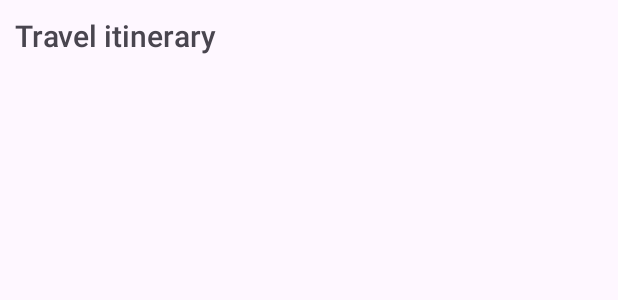
After one commit to jefaw/MyMaps, an Android app: the layout item_user_map.xml on its own in the app's theme, with its tools: preview values and no code run, on a phone screen of 412 x 824 dp. The commit adds this screen. Shown: the top 300 px of the screen. Run offline under Robolectric (Android 15) with nearby library versions, the phone set to English and light mode, and no system bars.

Commit message:
Add custom map item layout and activity transitions
Introduces a custom layout for map items in the RecyclerView and updates MapsAdapter to use it. Adds slide-in and slide-out animations for smoother activity transitions in MainActivity. Also includes a README and a screenshot for documentation.

```diff
--- a/app/src/main/java/com/example/mymaps/MapsAdapter.kt
+++ b/app/src/main/java/com/example/mymaps/MapsAdapter.kt
@@ -20,7 +20,7 @@ class MapsAdapter(val context: Context, val userMaps: List<UserMap>, val onClick
     ): ViewHolder {
 
         val view =
-            LayoutInflater.from(context).inflate(android.R.layout.simple_list_item_1, parent, false)
+            LayoutInflater.from(context).inflate(R.layout.item_user_map, parent, false)
         return ViewHolder(view)
     }
 
@@ -30,7 +30,7 @@ class MapsAdapter(val context: Context, val userMaps: List<UserMap>, val onClick
     ) {
         //bind data to the view
         val userMap = userMaps[position]
-        val textViewTitle = holder.itemView.findViewById<TextView>(android.R.id.text1)
+        val textViewTitle = holder.itemView.findViewById<TextView>(R.id.tvMapTitle)
         textViewTitle.text = userMap.title
 
         holder.itemView.setOnClickListener {
--- /dev/null
+++ b/app/src/main/res/layout/item_user_map.xml
@@ -0,0 +1,13 @@
+<?xml version="1.0" encoding="utf-8"?>
+<TextView xmlns:android="http://schemas.android.com/apk/res/android"
+    xmlns:tools="http://schemas.android.com/tools"
+    android:id="@+id/tvMapTitle"
+    android:layout_width="match_parent"
+    android:layout_height="wrap_content"
+    android:background="?attr/selectableItemBackground"
+    android:fontFamily="sans-serif-medium"
+    android:padding="10dp"
+    android:textSize="20sp"
+    tools:text="Travel itinerary">
+
+</TextView>
```
Also changed, not shown: app/src/main/java/com/example/mymaps/MainActivity.kt (+6 -2 lines), app/src/main/res/anim/slide_in_right.xml (added, +7 -0 lines), app/src/main/res/anim/slide_out_left.xml (added, +7 -0 lines), 2 other files.
